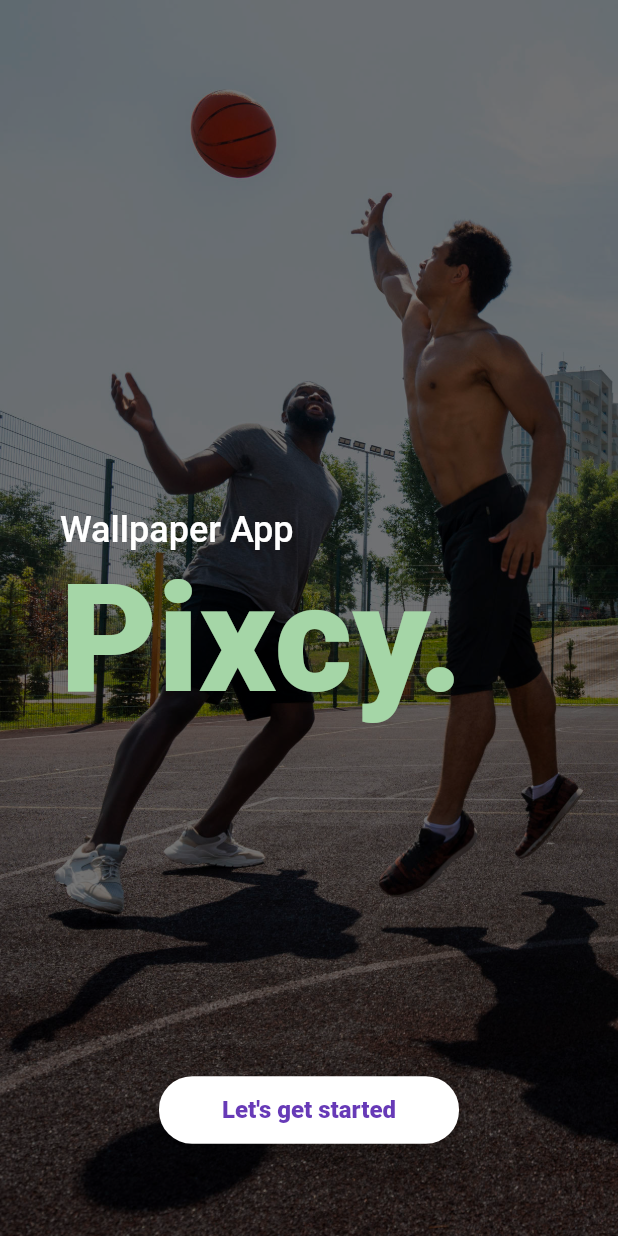
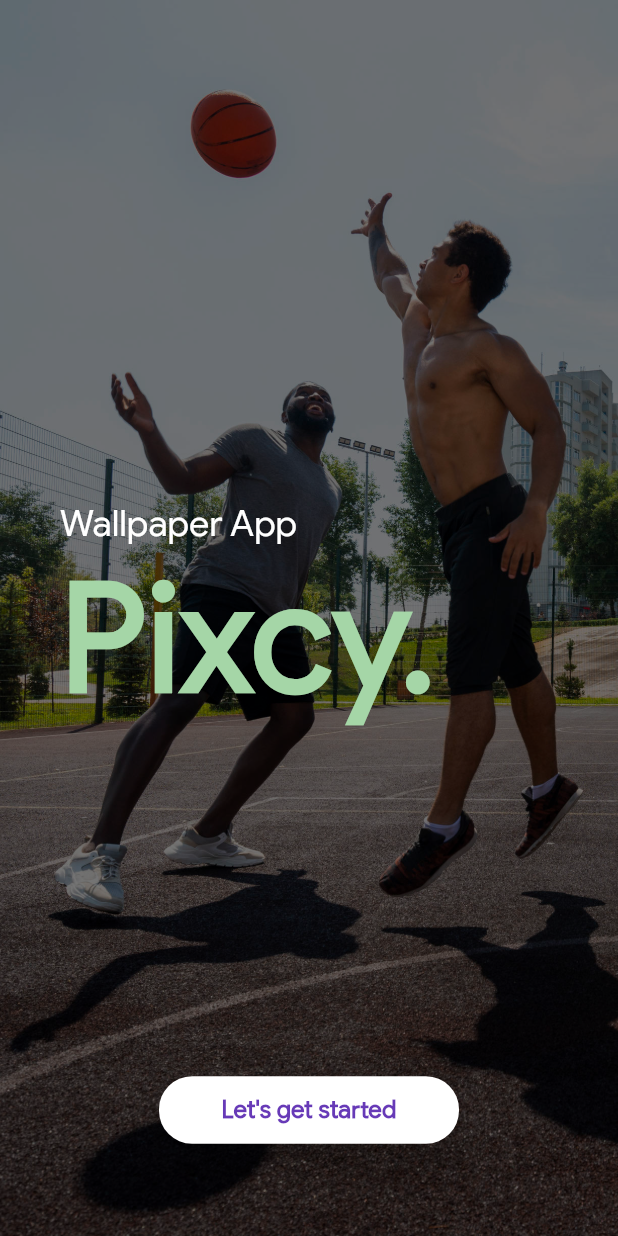
Before and after one commit to sachudada/unsplash_flutter, a Flutter app: the screen it shows after launch, on a phone screen of 412 x 824 dp. Run offline on Flutter 3.47's test engine with Material 2 defaults, Android fonts, the light colour scheme and no system bars; our stand-ins replace animated_text_kit, cached_network_image, date_format, font_awesome_flutter, photo_view, share and 1 more; missing offline and left inert: drawerbehavior, flutter_responsive_screen, get_version, launch_review.

Commit message:
main.dart GoogleSans Font applied
Default code was

//theme: CustomTheme.of(context)

I replaced with

theme: ThemeData(fontFamily: 'GoogleSans', backgroundColor: Colors.white),

```diff
--- a/lib/main.dart
+++ b/lib/main.dart
@@ -32,7 +32,8 @@ import 'package:get_version/get_version.dart';
 import 'package:unsplash_flutter/ui/Utilities/my_theme_keys.dart';
 import 'package:unsplash_flutter/ui/Utilities/shared_preference_handler.dart';
 import 'package:unsplash_flutter/ui/Utilities/theme_handler.dart';
-
+import 'package:font_awesome_flutter/font_awesome_flutter.dart';
+import 'dart:async';
 
 import 'main_page.dart';
 import 'ui/constants.dart';
@@ -94,7 +95,8 @@ class MyApp extends StatelessWidget {
     return MaterialApp(
       title: 'Pixcy',
       debugShowCheckedModeBanner: false,
-      theme: CustomTheme.of(context),
+      theme: ThemeData(fontFamily: 'GoogleSans'),
+      //theme: CustomTheme.of(context),
       home: Splash(),
     );
   }
--- a/lib/main_page.dart
+++ b/lib/main_page.dart
@@ -152,7 +152,8 @@ State<MainPage> with SingleTickerProviderStateMixin{
       return true;
     },
     child: Scaffold(
-        backgroundColor:Theme.of(context).primaryColor,
+      backgroundColor: Colors.white,
+        //backgroundColor:Theme.of(context).primaryColor,
         body: OrientationBuilder(
             builder: (context, orientation) => CustomScrollView(
               // put AppBar in NestedScrollView to have it sliver off on scrolling
--- a/lib/ui/Screens/splash.dart
+++ b/lib/ui/Screens/splash.dart
@@ -92,7 +92,7 @@ class _SplashState extends State<Splash> {
                     style: TextStyle(
                         color: Colors.white,
                         fontSize: 24.0,
-                        fontWeight: FontWeight.w500),
+                        fontWeight: FontWeight.w500,),
                   ),
                   TyperAnimatedTextKit(
                     duration: Duration(
```
